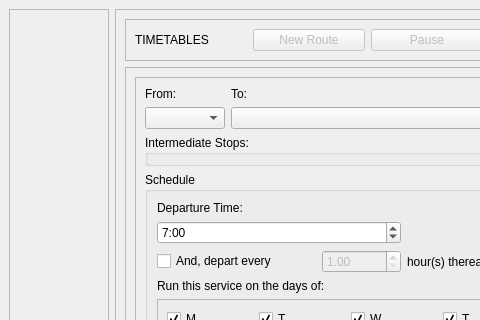
Old version of the form main_window.ui in the repository green0range/timetables; both pictures show x 0 to 480 and y 0 to 320 of the 867 by 769 pixel window.
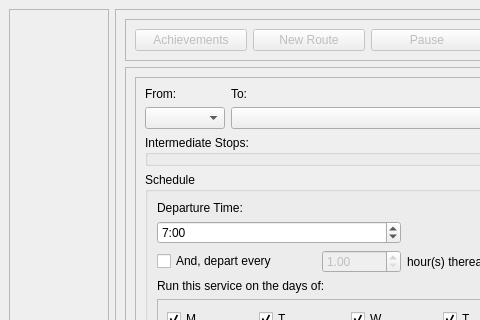
New version of the form.

Commit message: some achievements adds, some theming

```diff
--- a/main_window.ui
+++ b/main_window.ui
@@ -53,9 +53,12 @@
          </property>
          <layout class="QHBoxLayout" name="horizontalLayout_2">
           <item>
-           <widget class="QLabel" name="label">
+           <widget class="QPushButton" name="btn_achievements">
+            <property name="enabled">
+             <bool>false</bool>
+            </property>
             <property name="text">
-             <string>TIMETABLES</string>
+             <string>Achievements</string>
             </property>
            </widget>
           </item>
```
Left out of the diff: 15 changed lines with no effect on the pictures. The commit also changes 4 other files.
